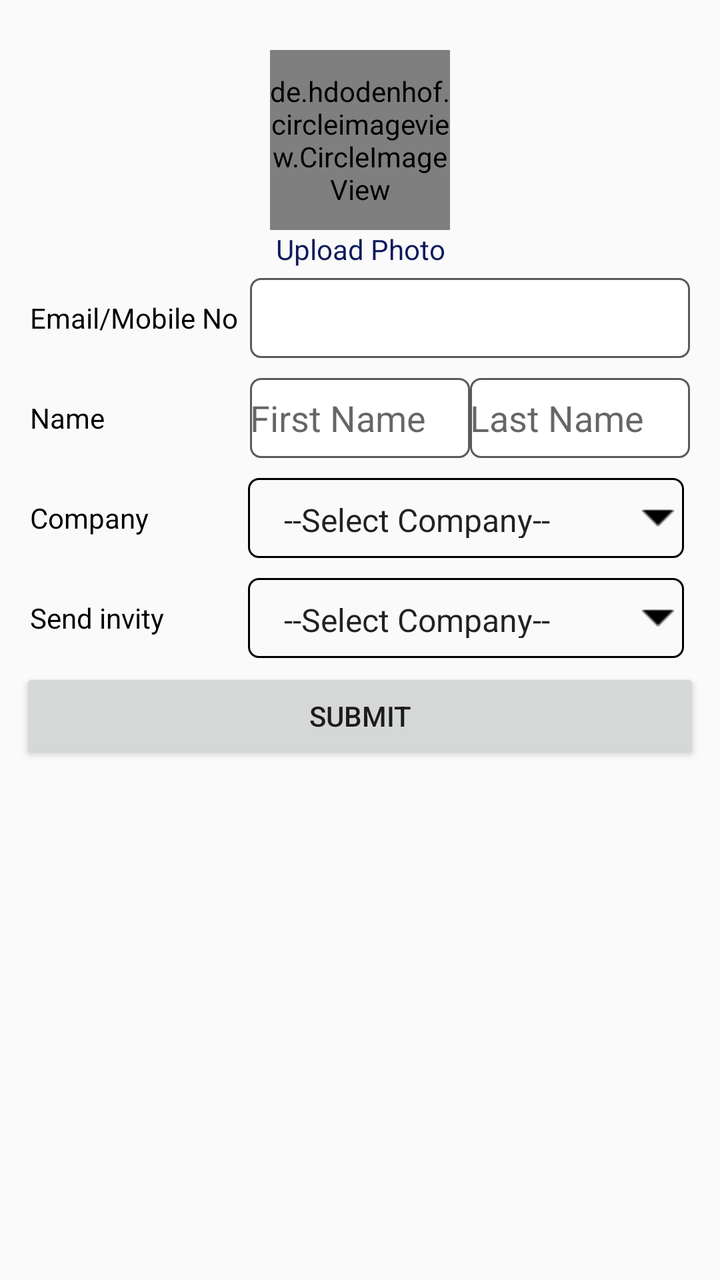
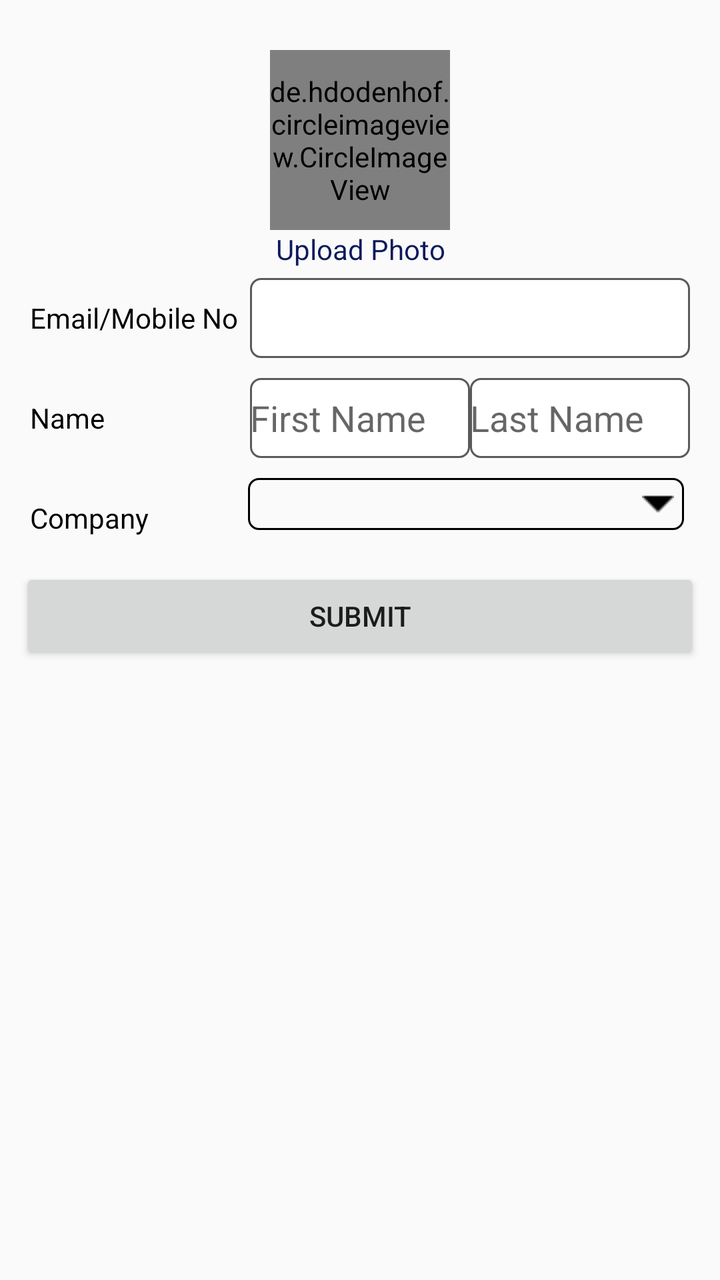

Screens rendered from an Android XML layout before and after an edit, with the pre-edit source and the edit as a unified diff.
<!-- AndroidManifest.xml: application theme AppTheme -->
<!-- res/layout/essentials_activity.xml -->
<?xml version="1.0" encoding="utf-8"?>
<LinearLayout xmlns:android="http://schemas.android.com/apk/res/android"
    android:layout_width="match_parent"
    android:layout_height="match_parent"
    android:orientation="vertical"
    android:padding="5dp">

    <ScrollView xmlns:android="http://schemas.android.com/apk/res/android"
        android:layout_width="match_parent"
        android:layout_height="match_parent"
        android:fitsSystemWindows="true">

        <LinearLayout
            android:layout_width="match_parent"
            android:layout_height="match_parent"
            android:orientation="vertical"
            android:padding="5dp">

            <LinearLayout
                android:layout_width="match_parent"
                android:layout_height="wrap_content"
                android:gravity="center"
                android:orientation="vertical">

                <de.hdodenhof.circleimageview.CircleImageView xmlns:app="http://schemas.android.com/apk/res-auto"
                    android:id="@+id/display_image"
                    android:layout_width="@dimen/DrawerHeader_CircleImageView_width"
                    android:layout_height="@dimen/DrawerHeader_CircleImageView_height"
                    android:layout_marginTop="@dimen/DrawerHeader_CircleImageView_marginTop"
                    android:src="@android:drawable/ic_menu_report_image"
                    app:civ_border_color="#898484"
                    app:civ_border_width="@dimen/DrawerHeader_CircleImageView_border_width" />

                <TextView
                    android:id="@+id/click"
                    android:layout_width="wrap_content"
                    android:layout_height="wrap_content"
                    android:gravity="center"
                    android:onClick="pickAImage"
                    android:text="Upload Photo"
                    android:textColor="@color/colorPrimary" />
            </LinearLayout>

            <LinearLayout
                android:layout_width="match_parent"
                android:layout_height="50dp"
                android:orientation="horizontal"
                android:padding="5dp">

                <TextView
                    android:layout_width="0dp"
                    android:layout_height="match_parent"
                    android:layout_gravity="center"
                    android:layout_weight="1"
                    android:gravity="left|center"
                    android:text="Email/Mobile No "
                    android:textColor="#000" />

                <EditText
                    android:id="@+id/emailAndMobile"
                    android:layout_width="0dp"
                    android:layout_height="match_parent"
                    android:layout_gravity="center"
                    android:layout_weight="2"
                    android:singleLine="true"
                    android:background="@drawable/rounded_edittext" />


            </LinearLayout>

            <LinearLayout
                android:layout_width="match_parent"
                android:layout_height="50dp"
                android:orientation="horizontal"
                android:padding="5dp">

                <TextView
                    android:layout_width="0dp"
                    android:layout_height="match_parent"
                    android:layout_weight="1"
                    android:gravity="left|center"
                    android:text="Name"
                    android:textColor="#000" />

                <EditText
                    android:id="@+id/firstName"
                    android:layout_width="0dp"
                    android:layout_height="match_parent"
                    android:layout_gravity="center"
                    android:layout_weight="1"
                    android:singleLine="true"
                    android:background="@drawable/rounded_edittext"
                    android:hint="First Name" />

                <EditText
                    android:id="@+id/lastName"
                    android:layout_width="0dp"
                    android:layout_height="match_parent"
                    android:layout_gravity="center"
                    android:layout_weight="1"
                    android:singleLine="true"
                    android:background="@drawable/rounded_edittext"
                    android:hint="Last Name" />


            </LinearLayout>

            <LinearLayout
                android:layout_width="match_parent"
                android:layout_height="50dp"
                android:orientation="horizontal"
                android:padding="5dp">

                <TextView
                    android:layout_width="0dp"
                    android:layout_height="match_parent"
                    android:layout_gravity="center"
                    android:layout_weight="1"
                    android:gravity="left|center"
                    android:text="Company"
                    android:textColor="#000" />

                <RelativeLayout
                    android:layout_width="0dp"
                    android:layout_height="wrap_content"
                    android:layout_marginRight="3dp"
                    android:layout_weight="2"
                    android:background="@drawable/spinner_border"
                    android:orientation="horizontal">

                    <Spinner
                        android:id="@+id/companyName"
                        android:layout_width="match_parent"
                        android:layout_height="wrap_content"
                        android:layout_centerVertical="true"
                        android:layout_gravity="center"
                        android:background="@android:color/transparent"
                        android:entries="@array/spinner_item"
                        android:gravity="center"
                        android:padding="10dp" />

                    <ImageView
                        android:layout_width="wrap_content"
                        android:layout_height="wrap_content"
                        android:layout_alignParentRight="true"
                        android:layout_centerVertical="true"
                        android:layout_gravity="center"
                        android:padding="5sp"
                        android:src="@drawable/drop_down" />

                </RelativeLayout>


            </LinearLayout>

            <LinearLayout
                android:layout_width="match_parent"
                android:layout_height="50dp"
                android:orientation="horizontal"
                android:padding="5dp">

                <TextView
                    android:layout_width="0dp"
                    android:layout_height="match_parent"
                    android:layout_gravity="center"
                    android:layout_weight="1"
                    android:gravity="left|center"
                    android:text="Send invity"
                    android:textColor="#000" />

                <RelativeLayout
                    android:layout_width="0dp"
                    android:layout_height="wrap_content"
                    android:layout_marginRight="3dp"
                    android:layout_weight="2"
                    android:background="@drawable/spinner_border"
                    android:orientation="horizontal">

                    <Spinner
                        android:id="@+id/sendinvity"
                        android:layout_width="match_parent"
                        android:layout_height="wrap_content"
                        android:layout_centerVertical="true"
                        android:layout_gravity="center"
                        android:background="@android:color/transparent"
                        android:entries="@array/spinner_item"
                        android:gravity="center"
                        android:padding="10dp" />

                    <ImageView
                        android:layout_width="wrap_content"
                        android:layout_height="wrap_content"
                        android:layout_alignParentRight="true"
                        android:layout_centerVertical="true"
                        android:layout_gravity="center"
                        android:padding="5sp"
                        android:src="@drawable/drop_down" />

                </RelativeLayout>
            </LinearLayout>

            <Button
                android:id="@+id/submit"
                android:layout_width="match_parent"
                android:layout_height="match_parent"
                android:text="Submit"/>

        </LinearLayout>
    </ScrollView>
</LinearLayout>
<!-- resources referenced by this layout -->
<resources>
  <string-array name="spinner_item">
          <item> --Select Company-- </item>
          <item>Myaccounts</item>
          <item>Visakhapatnam</item>
          <item>Bangalore</item>
          <item>Chennai</item>
          <item>Mumbai</item>
          <item>Delhi</item>
          <item>Ahmedabad</item>
          <item>Kolkata</item>
          <item>Pune</item>
          <item>Guntur</item>
  
      </string-array>
  <color name="colorPrimary">#0d195c</color>
  <dimen name="DrawerHeader_CircleImageView_border_width">2dp</dimen>
  <dimen name="DrawerHeader_CircleImageView_height">90dp</dimen>
  <dimen name="DrawerHeader_CircleImageView_marginTop">15dp</dimen>
  <dimen name="DrawerHeader_CircleImageView_width">90dp</dimen>
  <!-- drawable drop_down: png bitmap (drawable, 211 bytes) -->
  <!-- drawable rounded_edittext (drawable) -->
  <?xml version="1.0" encoding="utf-8"?>
  <selector xmlns:android="http://schemas.android.com/apk/res/android">
      <item>
  
  <shape android:shape="rectangle">
      <solid android:color="#fff"/>
      <stroke android:color="#5c5959"
          android:width="1dp"/>
      <corners android:radius="5dp"/>
  
  </shape>
  
      </item>
  
  </selector>
  <!-- drawable spinner_border (drawable) -->
  <?xml version="1.0" encoding="utf-8"?>
  <shape xmlns:android="http://schemas.android.com/apk/res/android">
      <solid android:color="@android:color/transparent" />
      <corners android:radius="5dp" />
      <stroke
          android:width="1dp"
          android:color="#000">
  
      </stroke>
      </shape>
  <style name="AppTheme" parent="Theme.AppCompat.Light.DarkActionBar">
          
          <item name="windowNoTitle">true</item>
          <item name="windowActionBar">false</item>
          <item name="colorPrimary">@color/colorPrimary</item>
          <item name="colorPrimaryDark">@color/colorPrimaryDark</item>
          <item name="colorAccent">@color/colorAccent</item>
      </style>
  <color name="colorPrimaryDark">#303F9F</color>
  <color name="colorAccent">#000105</color>
</resources>

<!-- the commit's change to res/layout/essentials_activity.xml (unified diff, before → after) -->
@@ -32,7 +32,6 @@
                     app:civ_border_width="@dimen/DrawerHeader_CircleImageView_border_width" />
 
                 <TextView
-                    android:id="@+id/click"
                     android:layout_width="wrap_content"
                     android:layout_height="wrap_content"
                     android:gravity="center"
@@ -129,13 +128,13 @@
                     android:orientation="horizontal">
 
                     <Spinner
-                        android:id="@+id/companyName"
+                        android:id="@+id/txt_exxentinalBranches"
                         android:layout_width="match_parent"
                         android:layout_height="wrap_content"
                         android:layout_centerVertical="true"
                         android:layout_gravity="center"
                         android:background="@android:color/transparent"
-                        android:entries="@array/spinner_item"
+
                         android:gravity="center"
                         android:padding="10dp" />
 
@@ -153,51 +152,7 @@
 
             </LinearLayout>
 
-            <LinearLayout
-                android:layout_width="match_parent"
-                android:layout_height="50dp"
-                android:orientation="horizontal"
-                android:padding="5dp">
-
-                <TextView
-                    android:layout_width="0dp"
-                    android:layout_height="match_parent"
-                    android:layout_gravity="center"
-                    android:layout_weight="1"
-                    android:gravity="left|center"
-                    android:text="Send invity"
-                    android:textColor="#000" />
-
-                <RelativeLayout
-                    android:layout_width="0dp"
-                    android:layout_height="wrap_content"
-                    android:layout_marginRight="3dp"
-                    android:layout_weight="2"
-                    android:background="@drawable/spinner_border"
-                    android:orientation="horizontal">
-
-                    <Spinner
-                        android:id="@+id/sendinvity"
-                        android:layout_width="match_parent"
-                        android:layout_height="wrap_content"
-                        android:layout_centerVertical="true"
-                        android:layout_gravity="center"
-                        android:background="@android:color/transparent"
-                        android:entries="@array/spinner_item"
-                        android:gravity="center"
-                        android:padding="10dp" />
-
-                    <ImageView
-                        android:layout_width="wrap_content"
-                        android:layout_height="wrap_content"
-                        android:layout_alignParentRight="true"
-                        android:layout_centerVertical="true"
-                        android:layout_gravity="center"
-                        android:padding="5sp"
-                        android:src="@drawable/drop_down" />
-
-                </RelativeLayout>
-            </LinearLayout>
+           
 
             <Button
                 android:id="@+id/submit"
<!-- resource entries referenced after the edit -->
@@ -1,19 +1,5 @@
 <!-- resources referenced by this layout -->
 <resources>
-  <string-array name="spinner_item">
-          <item> --Select Company-- </item>
-          <item>Myaccounts</item>
-          <item>Visakhapatnam</item>
-          <item>Bangalore</item>
-          <item>Chennai</item>
-          <item>Mumbai</item>
-          <item>Delhi</item>
-          <item>Ahmedabad</item>
-          <item>Kolkata</item>
-          <item>Pune</item>
-          <item>Guntur</item>
-  
-      </string-array>
   <color name="colorPrimary">#0d195c</color>
   <dimen name="DrawerHeader_CircleImageView_border_width">2dp</dimen>
   <dimen name="DrawerHeader_CircleImageView_height">90dp</dimen>
